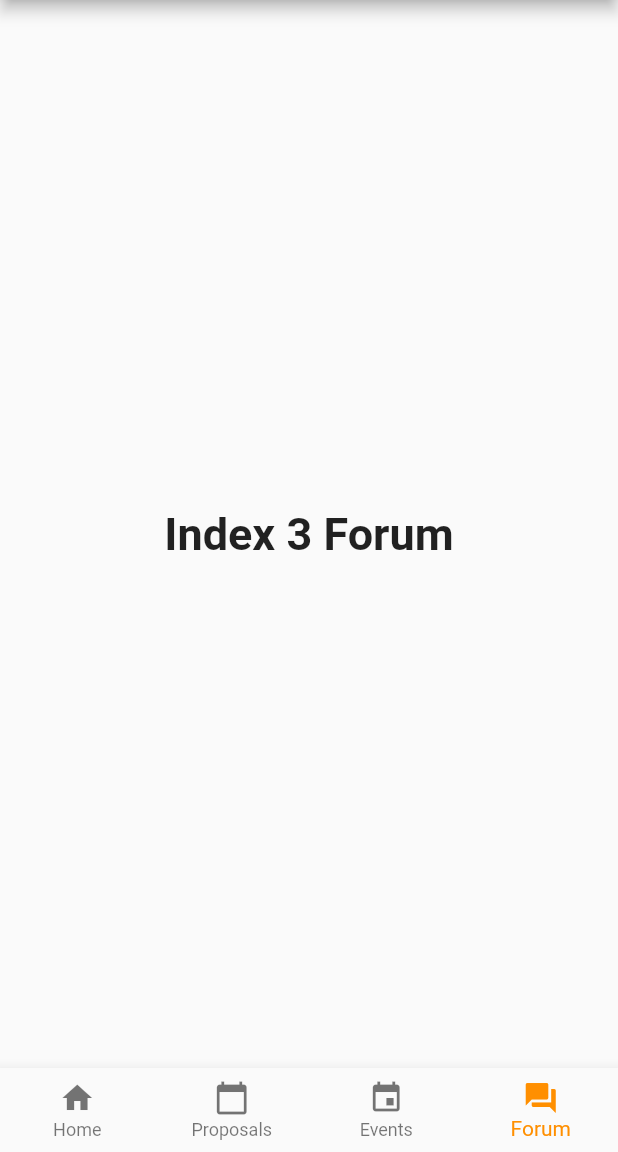
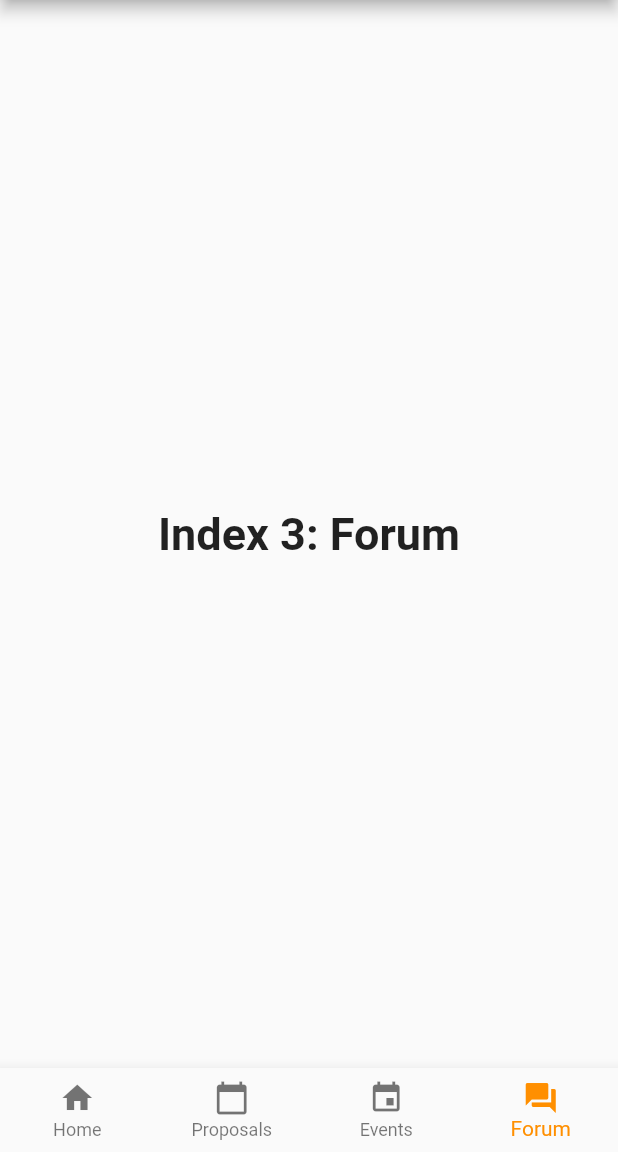
Before and after one commit to SolonEDU/solon-mobile, a Flutter app: the screen it shows after launch, item 4 of the bottom bar chosen, on a phone screen of 412 x 824 dp, the part 84-1236 px from its top. Run offline on Flutter 3.47's test engine with Material 2 defaults, Android fonts, the phone set to English and light mode, and no system bars.

```diff
--- a/lib/main.dart
+++ b/lib/main.dart
@@ -42,7 +42,7 @@ class _MyStatefulWidgetState extends State<MyStatefulWidget> {
       style: optionStyle,
     ),
     Text(
-      'Index 3 Forum',
+      'Index 3: Forum',
       style: optionStyle,
     ),
   ];
--- a/pubspec.yaml
+++ b/pubspec.yaml
@@ -27,6 +27,7 @@ dependencies:
 dev_dependencies:
   flutter_test:
     sdk: flutter
+  http: 0.12.0+2
 
 
 # For information on the generic Dart part of this file, see the
```
Also changed, not shown: pubspec.lock.
